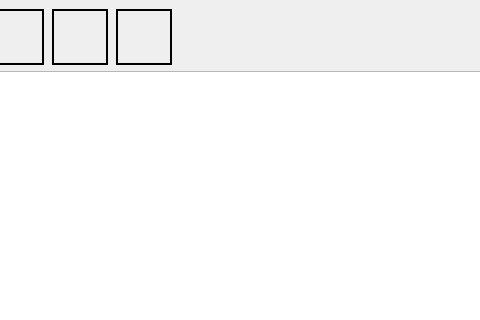
eloranta/WordleWibe, file mainwindow.ui: the form before one commit; both pictures show x 149 to 629 and y 0 to 320 of the 800 by 600 pixel window.
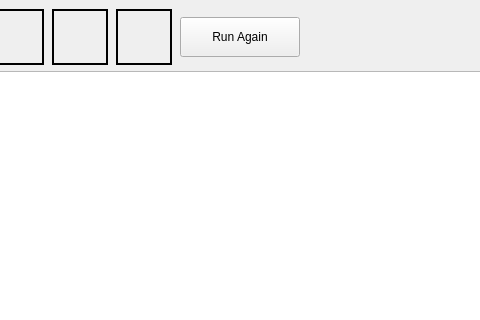
The form after the commit.

What changed in the file:
```diff
--- a/mainwindow.ui
+++ b/mainwindow.ui
@@ -160,6 +160,19 @@
         </property>
        </widget>
       </item>
+      <item>
+       <widget class="QPushButton" name="runAgainButton">
+        <property name="minimumSize">
+         <size>
+          <width>120</width>
+          <height>40</height>
+         </size>
+        </property>
+        <property name="text">
+         <string>Run Again</string>
+        </property>
+       </widget>
+      </item>
       <item>
        <spacer name="horizontalSpacer">
         <property name="orientation">
```
